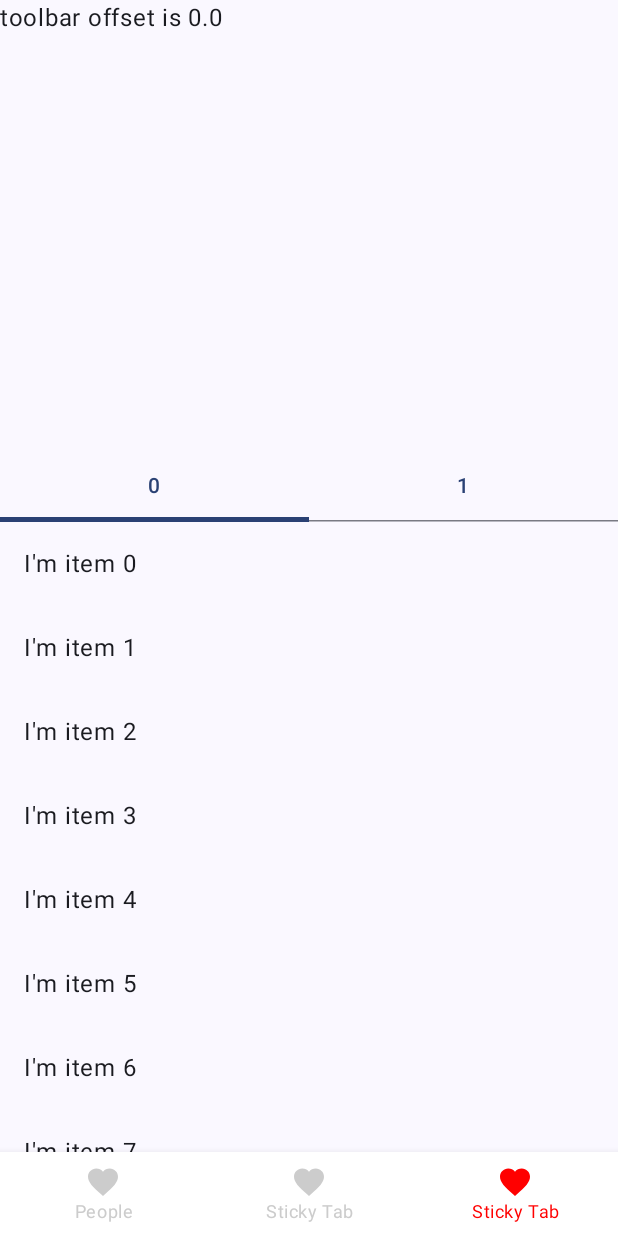
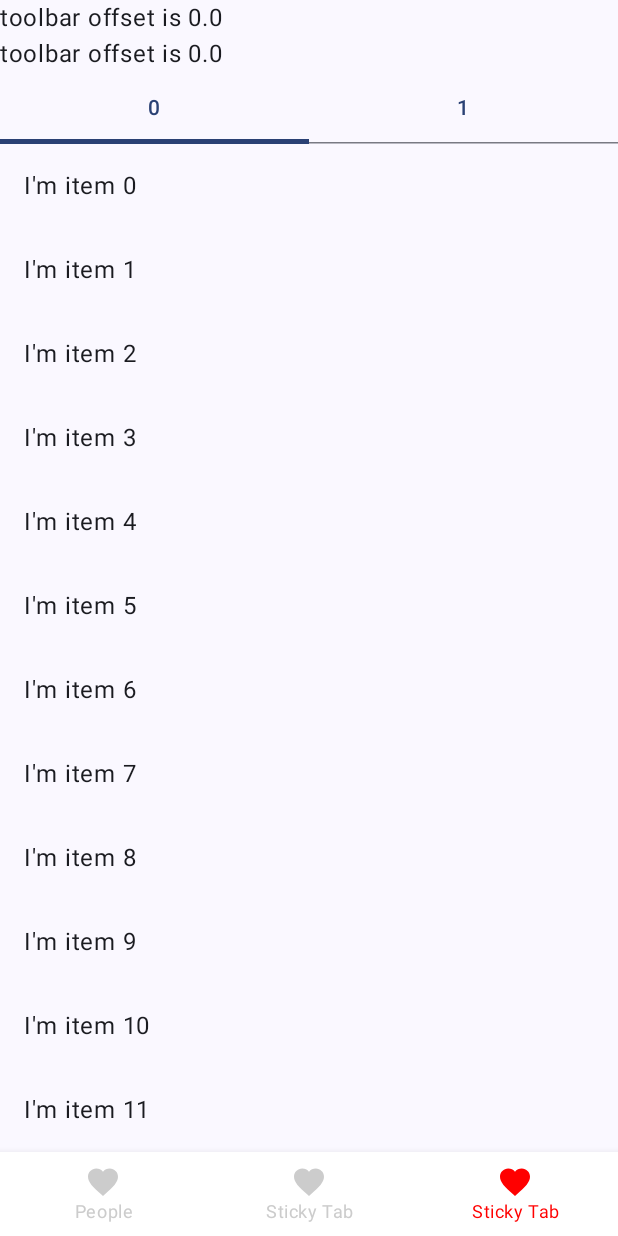
Before and after one commit to mkpn/CompseLearningForRenewal, an Android app built with Jetpack Compose: the screen it shows after launch (MainActivity), item 3 of the bottom bar chosen, on a phone screen of 412 x 824 dp. Run offline under Robolectric (Android 15) with nearby library versions, the phone set to English and light mode, and no system bars.

Commit message:
だいぶ苦しいけどヘッダーは可変で大丈夫になった

```diff
--- a/app/src/main/java/com/neesan/compselearningforrenewal/home/HomeScreen.kt
+++ b/app/src/main/java/com/neesan/compselearningforrenewal/home/HomeScreen.kt
@@ -23,7 +23,7 @@ import androidx.navigation.compose.currentBackStackEntryAsState
 import androidx.navigation.compose.rememberNavController
 import com.neesan.compselearningforrenewal.friend.StickerTabScreen
 import com.neesan.compselearningforrenewal.profile.PeopleScreen
-import com.neesan.compselearningforrenewal.scrollWithStickyComponent.ScrollWithStickyComponent
+import com.neesan.compselearningforrenewal.scrollWithStickyComponent.ScrollWithStickyScreen
 
 @Composable
 fun HomeScreen(onContentSelected: (Long) -> Unit) {
@@ -50,7 +50,7 @@ fun HomeScreen(onContentSelected: (Long) -> Unit) {
                 StickerTabScreen(onContentSelected)
             }
             composable(HomeNavigationObjects.ScrollWithSticky.route) {
-                ScrollWithStickyComponent(onContentSelected)
+                ScrollWithStickyScreen(onContentSelected)
             }
         }
     }
--- a/app/src/main/java/com/neesan/compselearningforrenewal/scrollWithStickyComponent/StickerTabScreen.kt
+++ b/app/src/main/java/com/neesan/compselearningforrenewal/scrollWithStickyComponent/ScrollWithStickyScreen.kt
@@ -8,6 +8,7 @@ import androidx.compose.foundation.layout.fillMaxWidth
 import androidx.compose.foundation.layout.height
 import androidx.compose.foundation.layout.offset
 import androidx.compose.foundation.layout.padding
+import androidx.compose.foundation.layout.requiredHeight
 import androidx.compose.foundation.lazy.LazyColumn
 import androidx.compose.foundation.lazy.items
 import androidx.compose.foundation.lazy.rememberLazyListState
@@ -17,33 +18,33 @@ import androidx.compose.material3.Tab
 import androidx.compose.material3.TabRow
 import androidx.compose.material3.Text
 import androidx.compose.runtime.Composable
+import androidx.compose.runtime.getValue
 import androidx.compose.runtime.mutableFloatStateOf
+import androidx.compose.runtime.mutableStateOf
 import androidx.compose.runtime.remember
+import androidx.compose.runtime.setValue
 import androidx.compose.ui.Modifier
 import androidx.compose.ui.geometry.Offset
 import androidx.compose.ui.input.nestedscroll.NestedScrollConnection
 import androidx.compose.ui.input.nestedscroll.NestedScrollSource
 import androidx.compose.ui.input.nestedscroll.nestedScroll
+import androidx.compose.ui.layout.onGloballyPositioned
 import androidx.compose.ui.platform.LocalDensity
 import androidx.compose.ui.unit.IntOffset
-import androidx.compose.ui.unit.Velocity
 import androidx.compose.ui.unit.dp
 import kotlin.math.roundToInt
 
 @Composable
-fun ScrollWithStickyComponent(onContentSelected: (Long) -> Unit) {
+fun ScrollWithStickyScreen(onContentSelected: (Long) -> Unit) {
     val lazyListState = rememberLazyListState()
     // here we use LazyColumn that has build-in nested scroll, but we want to act like a
     // parent for this LazyColumn and participate in its nested scroll.
     // Let's make a collapsing toolbar for LazyColumn
-    // Todo: どうにかしてここを可変にしなきゃ行けない　ヘッダーがレイアウトされたタイミングで高さを取得してセットしたい
-    val headerHeight = 300.dp
-    val headerHeightPx = with(LocalDensity.current) { headerHeight.roundToPx().toFloat() }
+    var headerHeightPx = 0f
     // ヘッダー部分のoffsetポジションの高さ
     // 値が負なら基準位置より上に配置される
     val headerOffsetPx = remember { mutableFloatStateOf(0f) }
-    // now, let's create connection to the nested scroll system and listen to the scroll
-    // happening inside child LazyColumn
+
     val nestedScrollConnection = remember {
         object : NestedScrollConnection {
             override fun onPreScroll(available: Offset, source: NestedScrollSource): Offset {
@@ -55,10 +56,6 @@ fun ScrollWithStickyComponent(onContentSelected: (Long) -> Unit) {
                 // 下にスクロールされた場合は、その分だけヘッダーのoffset値がプラスされる
                 val newOffset = headerOffsetPx.floatValue + delta
 
-                // here's the catch: let's pretend we consumed 0 in any case, since we want
-                // LazyColumn to scroll anyway for good UX
-                // We're basically watching scroll without taking it
-                println("デバッグ toolbarOffsetHeightPx.floatValue: ${headerOffsetPx.floatValue}")
                 if (headerOffsetPx.floatValue <= -headerHeightPx) {
                     // ヘッダーのoffsetがヘッダーの高さ分だけマイナスにされていて画面から完全に消えている時
 
@@ -82,28 +79,35 @@ fun ScrollWithStickyComponent(onContentSelected: (Long) -> Unit) {
                     return Offset(0f, delta)
                 }
             }
-
-            override suspend fun onPostFling(consumed: Velocity, available: Velocity): Velocity {
-                return super.onPostFling(consumed, available)
-            }
         }
     }
+
     val modifierWithOffsetY = Modifier.offset {
         IntOffset(
             x = 0,
             y = headerOffsetPx.floatValue.roundToInt()
         )
     }
+    val current = LocalDensity.current
     Column(
         Modifier
-            .fillMaxSize()
+            .fillMaxWidth()
             // attach as a parent to the nested scroll system
             .nestedScroll(nestedScrollConnection)
     ) {
-        Text(
-            modifier = modifierWithOffsetY.height(headerHeight),
-            text = "toolbar offset is ${headerOffsetPx.floatValue}"
-        )
+        Column(modifier = modifierWithOffsetY
+            .onGloballyPositioned {
+                with(current) {
+                    headerHeightPx = it.size.height.toDp().roundToPx().toFloat()
+                }
+            }) {
+            Text(
+                text = "toolbar offset is ${headerOffsetPx.floatValue}"
+            )
+            Text(
+                text = "toolbar offset is ${headerOffsetPx.floatValue}"
+            )
+        }
         TabRow(
             modifier = modifierWithOffsetY,
             selectedTabIndex = 0,
@@ -124,7 +128,11 @@ fun ScrollWithStickyComponent(onContentSelected: (Long) -> Unit) {
         // our list with build in nested scroll support that will notify us about its scroll
         LazyColumn(
             modifier = modifierWithOffsetY
-                .fillMaxSize(),
+                .fillMaxSize()
+                .onGloballyPositioned {
+                    println("デバッグ onGloballyPositioned: ${it.size.height}")
+                    it.size.height
+                },
             state = lazyListState
         ) {
             items(100) { index ->
@@ -160,8 +168,7 @@ fun Tab1() {
     val listState = rememberLazyListState()
 
     LazyColumn(
-        modifier = Modifier
-            .fillMaxWidth(),
+        modifier = Modifier.fillMaxSize(),
         state = listState,
         contentPadding = PaddingValues(8.dp),
         verticalArrangement = Arrangement.spacedBy(8.dp),
```
